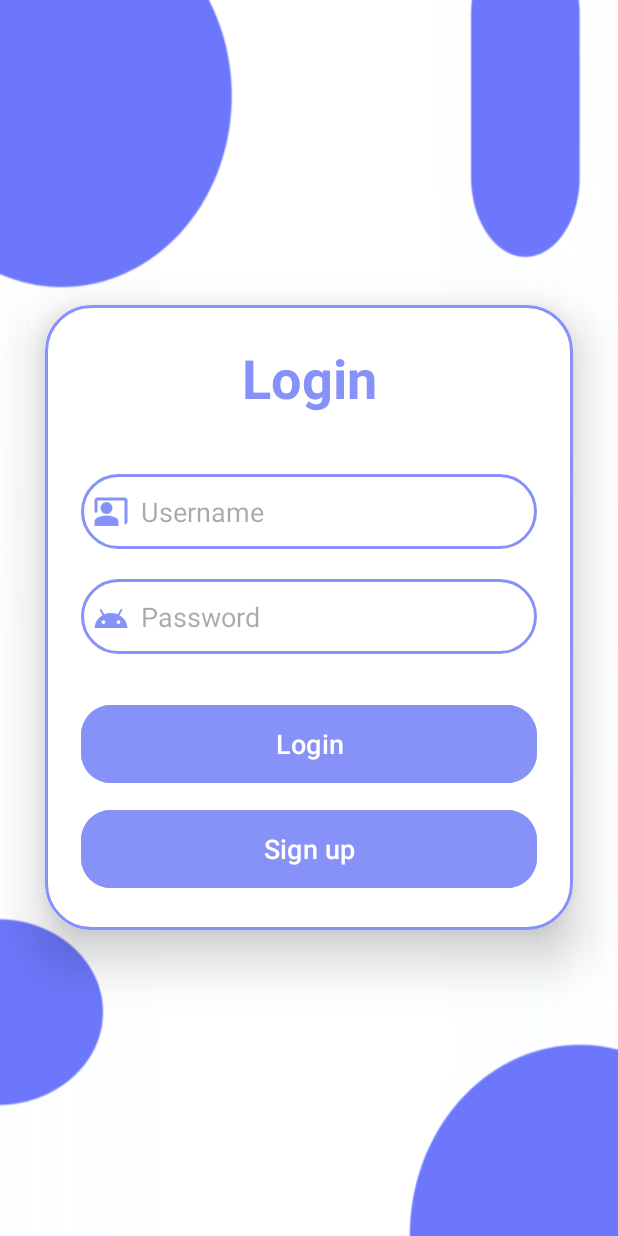
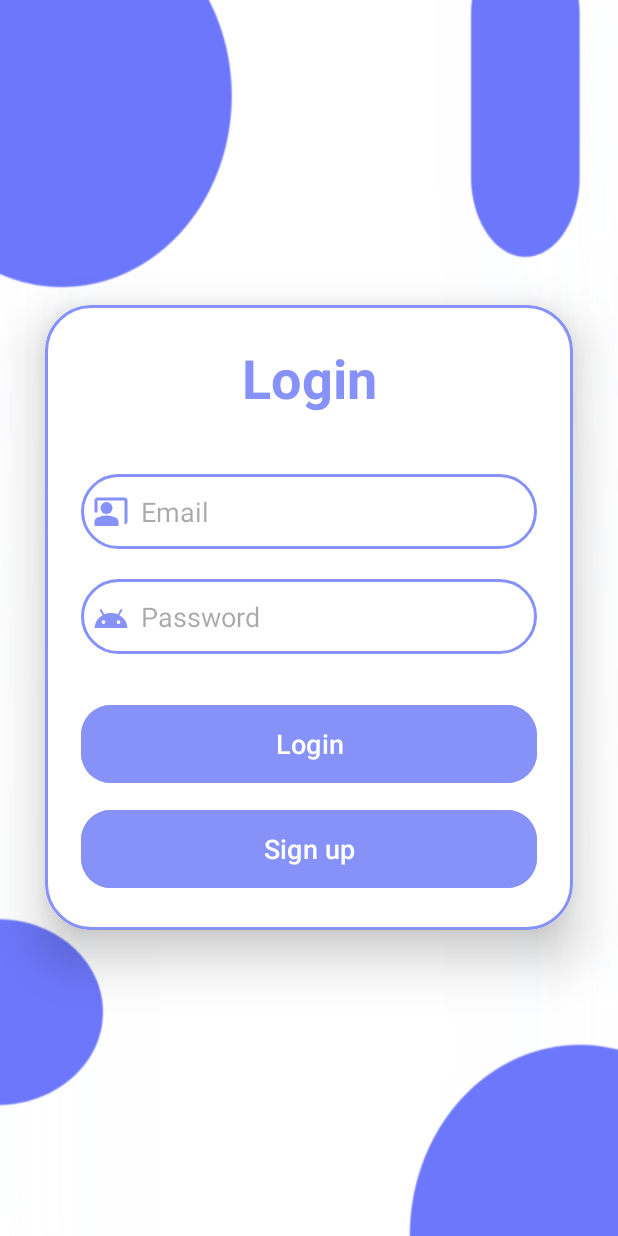
Before and after one commit to teodoradmt/Habit-Racer, an Android app: the LoginActivity screen opened directly, with no data from a screen before it, after a tap on "Login", on a phone screen of 412 x 824 dp. Run offline under Robolectric (Android 15) with nearby library versions, the phone set to English and light mode, and no system bars; our stand-ins replace Firebase (no records; nobody signed in at launch, a user with empty details on screens opened directly).

Commit message:
Added Firebase login + registration with validations

```diff
--- a/app/build.gradle.kts
+++ b/app/build.gradle.kts
@@ -1,5 +1,6 @@
 plugins {
     alias(libs.plugins.android.application)
+    id("com.google.gms.google-services")
 }
 
 android {
@@ -33,6 +34,7 @@ android {
     buildFeatures{
         viewBinding = true
     }
+
 }
 
 dependencies {
@@ -44,4 +46,7 @@ dependencies {
     testImplementation(libs.junit)
     androidTestImplementation(libs.ext.junit)
     androidTestImplementation(libs.espresso.core)
+    implementation(platform("com.google.firebase:firebase-bom:33.12.0"))
+    implementation("com.google.firebase:firebase-auth")
+
 }
--- a/app/src/main/java/com/example/habitRacer/LoginActivity.java
+++ b/app/src/main/java/com/example/habitRacer/LoginActivity.java
@@ -1,54 +1,59 @@
 package com.example.habitRacer;
 
+import android.content.Intent;
 import android.os.Bundle;
 import android.view.View;
 import android.widget.Toast;
-import android.content.Intent;
 
 import androidx.appcompat.app.AppCompatActivity;
+
 import com.example.habitRacer.databinding.ActivityLoginBinding;
+import com.google.firebase.auth.FirebaseAuth;
 
 public class LoginActivity extends AppCompatActivity {
 
-    private com.example.habitRacer.databinding.ActivityLoginBinding binding;
+    private ActivityLoginBinding binding;
+    private FirebaseAuth mAuth;
 
     @Override
     protected void onCreate(Bundle savedInstanceState) {
         super.onCreate(savedInstanceState);
-
-        // Инициализация на View Binding
         binding = ActivityLoginBinding.inflate(getLayoutInflater());
         setContentView(binding.getRoot());
 
-        // Логика за Login бутона
+        mAuth = FirebaseAuth.getInstance();
+
         binding.loginButton.setOnClickListener(new View.OnClickListener() {
             @Override
             public void onClick(View v) {
-                String username = binding.username.getText().toString();
+                String email = binding.email.getText().toString().trim();
                 String password = binding.password.getText().toString();
 
-                if (username.equals("user") && password.equals("1234")) {
-                    Toast.makeText(LoginActivity.this, "Успешно влизане!", Toast.LENGTH_SHORT).show();
+                if (email.isEmpty() || password.isEmpty()) {
+                    Toast.makeText(LoginActivity.this, "Попълни имейл и парола", Toast.LENGTH_SHORT).show();
+                    return;
+                }
 
+                mAuth.signInWithEmailAndPassword(email, password)
+                        .addOnCompleteListener(task -> {
+                            if (task.isSuccessful()) {
+                                Toast.makeText(LoginActivity.this, "Добре дошъл!", Toast.LENGTH_SHORT).show();
                                 Intent intent = new Intent(LoginActivity.this, MainActivity.class);
                                 startActivity(intent);
                                 finish();
                             } else {
-                    Toast.makeText(LoginActivity.this, "Невалидни данни!", Toast.LENGTH_SHORT).show();
+                                Toast.makeText(LoginActivity.this,
+                                        "Грешка: " + task.getException().getMessage(),
+                                        Toast.LENGTH_LONG).show();
                             }
+                        });
             }
         });
 
-
-
-        // Логика за Sign Up бутона
-        binding.signupButton.setOnClickListener(new View.OnClickListener() {
-            @Override
-            public void onClick(View v) {
-                // Преминаване към RegisterActivity
+        binding.signupButton.setOnClickListener(v -> {
             Intent intent = new Intent(LoginActivity.this, RegisterActivity.class);
             startActivity(intent);
-            }
+            finish();
         });
     }
 }
--- a/app/src/main/res/layout/activity_login.xml
+++ b/app/src/main/res/layout/activity_login.xml
@@ -38,14 +38,16 @@
             <EditText
                 android:layout_width="match_parent"
                 android:layout_height="50dp"
-                android:id="@+id/username"
+                android:id="@+id/email"
                 android:background="@drawable/custom_edittext"
                 android:layout_marginTop="40dp"
                 android:padding="8dp"
-                android:hint="Username"
+                android:hint="Email"
+                android:inputType="textEmailAddress"
                 android:drawableLeft="@drawable/baseline_co_present_24"
                 android:textColor="@color/black"
                 android:drawablePadding="8dp"/>
+
 
             <EditText
                 android:layout_width="match_parent"
--- a/app/src/main/res/layout/activity_register.xml
+++ b/app/src/main/res/layout/activity_register.xml
@@ -16,10 +16,11 @@
         android:textColor="@color/lavender"/>
 
     <EditText
-        android:id="@+id/username"
+        android:id="@+id/email"
         android:layout_width="match_parent"
         android:layout_height="wrap_content"
-        android:hint="Username"
+        android:hint="Email"
+        android:inputType="textEmailAddress"
         android:drawableStart="@drawable/baseline_co_present_24"
         android:padding="10dp"/>
 
--- a/build.gradle.kts
+++ b/build.gradle.kts
@@ -1,4 +1,5 @@
 // Top-level build file where you can add configuration options common to all sub-projects/modules.
 plugins {
     alias(libs.plugins.android.application) apply false
+    id("com.google.gms.google-services") version "4.4.2" apply false
 }
```
Also changed, not shown: app/src/main/java/com/example/habitRacer/RegisterActivity.java (+52 -24 lines), 1 other file. Lines whose indentation alone changed are shown as unchanged.
